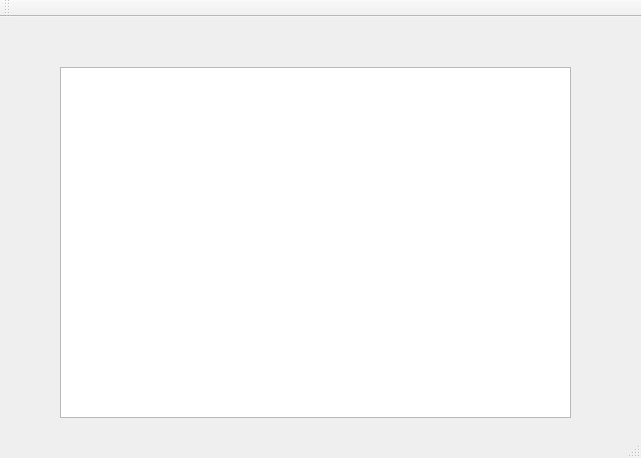
First picture: the form in spriteview.ui, repository Mitten25/SpriteEditor, before the edit.
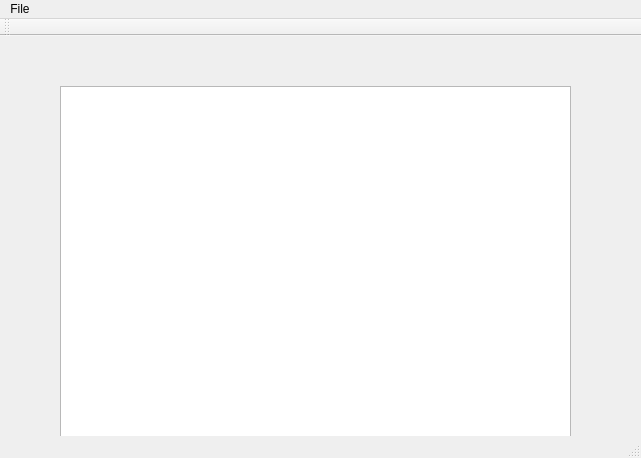
Second picture: the form after the edit.

Commit message: Added file tab to UI and Save + New buttons

Patch:
```diff
--- a/spriteview.ui
+++ b/spriteview.ui
@@ -43,9 +43,16 @@
      <x>0</x>
      <y>0</y>
      <width>641</width>
-     <height>25</height>
+     <height>19</height>
     </rect>
    </property>
+   <widget class="QMenu" name="menuFile">
+    <property name="title">
+     <string>File</string>
+    </property>
+    <addaction name="actionNew"/>
+   </widget>
+   <addaction name="menuFile"/>
   </widget>
   <widget class="QToolBar" name="mainToolBar">
    <attribute name="toolBarArea">
```
Left out of the diff: 5 changed lines with no effect on the pictures. The commit also changes 2 other files.
